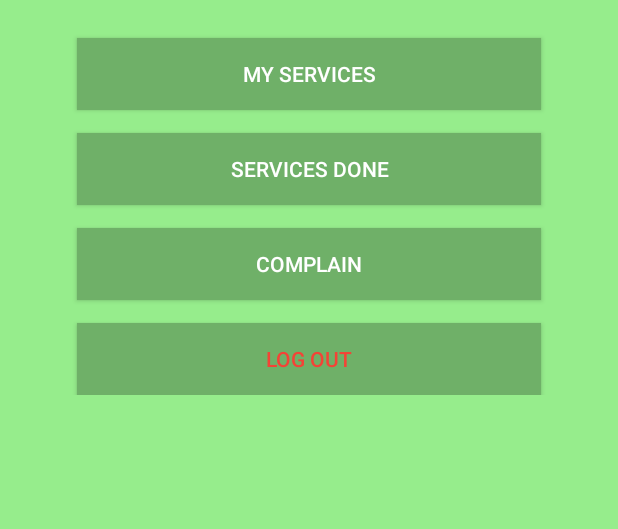
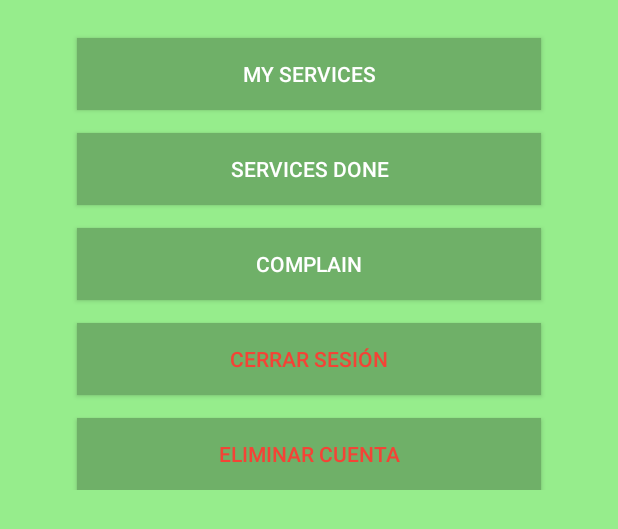
Before and after one commit to Joeliusg04/PetCare_App, an Android app: the layout fragment_menu.xml on its own in the app's theme, with its tools: preview values and no code run, on a phone screen of 412 x 824 dp. Shown: the top 529 px of the screen. Run offline under Robolectric (Android 15) with nearby library versions, the phone set to English and light mode, and no system bars.

Commit message:
menu desplegable

```diff
--- a/app/src/main/res/layout/fragment_menu.xml
+++ b/app/src/main/res/layout/fragment_menu.xml
@@ -94,7 +94,7 @@
         android:background="@color/sec1"
         android:layout_width="0dp"
         android:layout_height="wrap_content"
-        android:text="Log Out"
+        android:text="Cerrar sesión"
         android:textColor="#F44336"
         app:layout_constraintTop_toBottomOf="@id/text3"
         android:layout_marginTop="15dp"
@@ -102,5 +102,18 @@
         app:layout_constraintStart_toStartOf="parent"
         app:layout_constraintWidth_percent="0.75" />
 
+        <androidx.appcompat.widget.AppCompatButton
+        android:id="@+id/deleteAccount"
+        android:background="@color/sec1"
+        android:layout_width="0dp"
+        android:layout_height="wrap_content"
+        android:text="Eliminar cuenta"
+        android:textColor="#F44336"
+        app:layout_constraintTop_toBottomOf="@id/logout"
+        android:layout_marginTop="15dp"
+        app:layout_constraintEnd_toEndOf="parent"
+        app:layout_constraintStart_toStartOf="parent"
+        app:layout_constraintWidth_percent="0.75" />
+
 </androidx.constraintlayout.widget.ConstraintLayout>
 </ScrollView>
```
